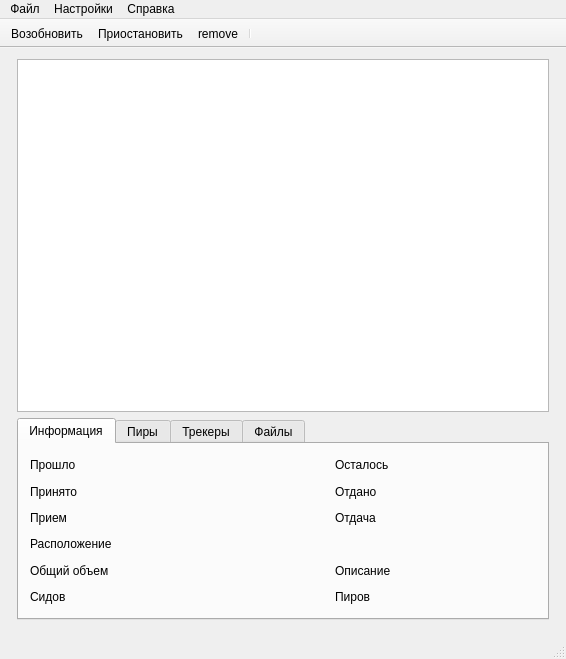
Old version of the form trunk/CuteTorrent/LTorrent/CuteTorrent.ui in the repository SuperNerd-James/cutetorrent.
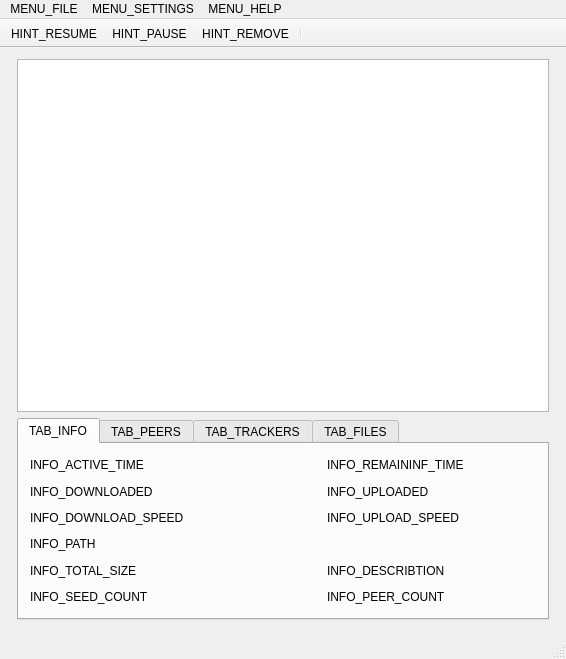
New version of the form. The open tabs and pages were chosen to show the change. Icons and pictures are not drawn.

What changed in the file:
```diff
--- a/trunk/CuteTorrent/LTorrent/CuteTorrent.ui
+++ b/trunk/CuteTorrent/LTorrent/CuteTorrent.ui
@@ -60,7 +60,7 @@
       </property>
       <widget class="QWidget" name="tab">
        <attribute name="title">
-        <string>Информация</string>
+        <string>TAB_INFO</string>
        </attribute>
        <layout class="QGridLayout" name="gridLayout_4">
         <item row="1" column="4">
@@ -80,14 +80,14 @@
         <item row="4" column="3">
          <widget class="QLabel" name="label_6">
           <property name="text">
-           <string>Описание</string>
+           <string>INFO_DESCRIBTION</string>
           </property>
          </widget>
         </item>
         <item row="5" column="0">
          <widget class="QLabel" name="label_10">
           <property name="text">
-           <string>Сидов</string>
+           <string>INFO_SEED_COUNT</string>
           </property>
          </widget>
         </item>
@@ -101,14 +101,14 @@
         <item row="2" column="3">
          <widget class="QLabel" name="label_9">
           <property name="text">
-           <string>Отдача</string>
+           <string>INFO_UPLOAD_SPEED</string>
           </property>
          </widget>
         </item>
         <item row="5" column="3">
          <widget class="QLabel" name="label_11">
           <property name="text">
-           <string>Пиров</string>
+           <string>INFO_PEER_COUNT</string>
           </property>
          </widget>
         </item>
@@ -122,14 +122,14 @@
         <item row="1" column="0">
          <widget class="QLabel" name="label_2">
           <property name="text">
-           <string>Принято</string>
+           <string>INFO_DOWNLOADED</string>
           </property>
          </widget>
         </item>
         <item row="2" column="0">
          <widget class="QLabel" name="label_3">
           <property name="text">
-           <string>Прием</string>
+           <string>INFO_DOWNLOAD_SPEED</string>
           </property>
          </widget>
         </item>
@@ -143,7 +143,7 @@
         <item row="0" column="3">
          <widget class="QLabel" name="label_7">
           <property name="text">
-           <string>Осталось</string>
+           <string>INFO_REMAININF_TIME</string>
           </property>
          </widget>
         </item>
@@ -157,28 +157,28 @@
         <item row="3" column="0">
          <widget class="QLabel" name="label_4">
           <property name="text">
-           <string>Расположение</string>
+           <string>INFO_PATH</string>
           </property>
          </widget>
         </item>
         <item row="4" column="0">
          <widget class="QLabel" name="label_5">
           <property name="text">
-           <string>Общий объем</string>
+           <string>INFO_TOTAL_SIZE</string>
           </property>
          </widget>
         </item>
         <item row="0" column="0">
          <widget class="QLabel" name="label">
           <property name="text">
-           <string>Прошло</string>
+           <string>INFO_ACTIVE_TIME</string>
           </property>
          </widget>
         </item>
         <item row="1" column="3">
          <widget class="QLabel" name="label_8">
           <property name="text">
-           <string>Отдано</string>
+           <string>INFO_UPLOADED</string>
           </property>
          </widget>
         </item>
@@ -221,7 +221,7 @@
       </widget>
       <widget class="QWidget" name="tab_3">
        <attribute name="title">
-        <string>Пиры</string>
+        <string>TAB_PEERS</string>
        </attribute>
        <layout class="QGridLayout" name="gridLayout_2">
         <item row="0" column="0">
@@ -291,7 +291,7 @@
       </widget>
       <widget class="QWidget" name="tab_2">
        <attribute name="title">
-        <string>Трекеры</string>
+        <string>TAB_TRACKERS</string>
        </attribute>
        <layout class="QGridLayout" name="gridLayout">
         <item row="0" column="0">
@@ -341,7 +341,7 @@
       </widget>
       <widget class="QWidget" name="tab_4">
        <attribute name="title">
-        <string>Файлы</string>
+        <string>TAB_FILES</string>
        </attribute>
        <layout class="QGridLayout" name="gridLayout_5">
         <item row="0" column="0">
@@ -424,7 +424,7 @@
    </property>
    <widget class="QMenu" name="menu">
     <property name="title">
-     <string>Файл</string>
+     <string>MENU_FILE</string>
     </property>
     <addaction name="actionOpenTorrent"/>
     <addaction name="action_magnet"/>
@@ -435,13 +435,13 @@
    </widget>
    <widget class="QMenu" name="menu_2">
     <property name="title">
-     <string>Настройки</string>
+     <string>MENU_SETTINGS</string>
     </property>
     <addaction name="actionSettings"/>
    </widget>
    <widget class="QMenu" name="menu_CuteTorrent">
     <property name="title">
-     <string>Справка</string>
+     <string>MENU_HELP</string>
     </property>
     <addaction name="actionAboutCuteTorrent"/>
     <addaction name="actionCheckUpdate"/>
@@ -508,6 +508,9 @@
    <property name="text">
     <string>Приостановить</string>
    </property>
+   <property name="iconText">
+    <string>HINT_PAUSE</string>
+   </property>
   </action>
   <action name="actionStart">
    <property name="icon">
@@ -517,6 +520,9 @@
    <property name="text">
     <string>Возобновить</string>
    </property>
+   <property name="iconText">
+    <string>HINT_RESUME</string>
+   </property>
   </action>
   <action name="actionRemove">
    <property name="icon">
@@ -526,6 +532,9 @@
    <property name="text">
     <string>remove</string>
    </property>
+   <property name="iconText">
+    <string>HINT_REMOVE</string>
+   </property>
    <property name="toolTip">
     <string>Удалить торрент</string>
    </property>
```
Left out of the diff: 44 changed lines with no effect on the pictures.
